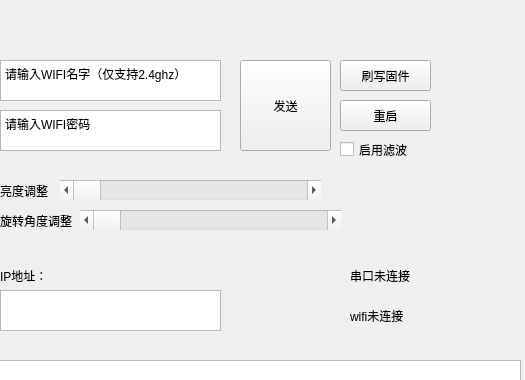
Old version of the form ui/main_window.ui in the repository paper-tei/paper_tracker; both pictures show x 310 to 835 and y 0 to 380 of the 835 by 553 pixel window.
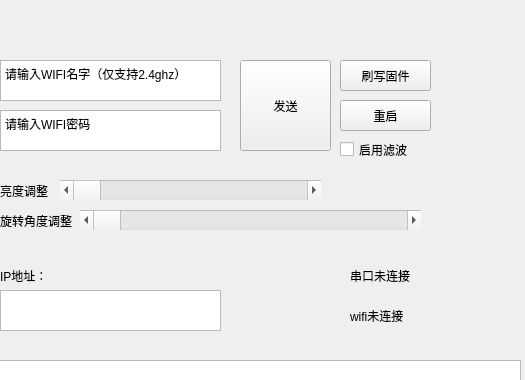
New version of the form.

The edit to the form file:
```diff
--- a/ui/main_window.ui
+++ b/ui/main_window.ui
@@ -232,10 +232,16 @@
       <rect>
        <x>390</x>
        <y>160</y>
-       <width>261</width>
+       <width>341</width>
        <height>20</height>
       </rect>
      </property>
+     <property name="maximum">
+      <number>1080</number>
+     </property>
+     <property name="pageStep">
+      <number>40</number>
+     </property>
      <property name="orientation">
       <enum>Qt::Orientation::Horizontal</enum>
      </property>
```
